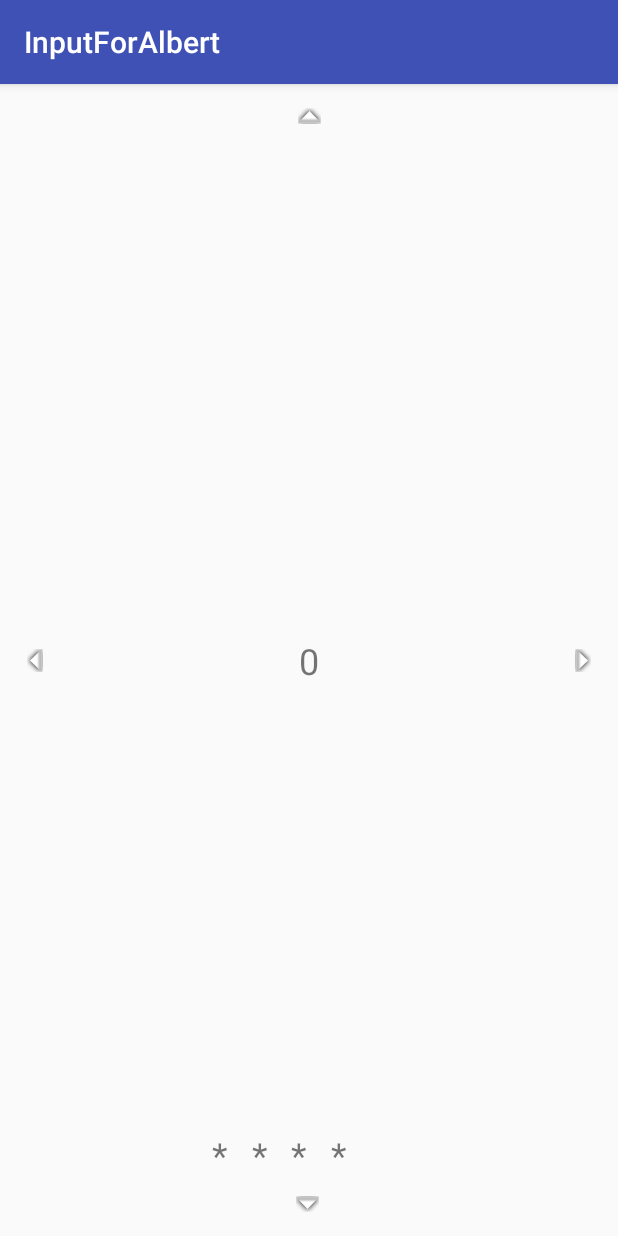
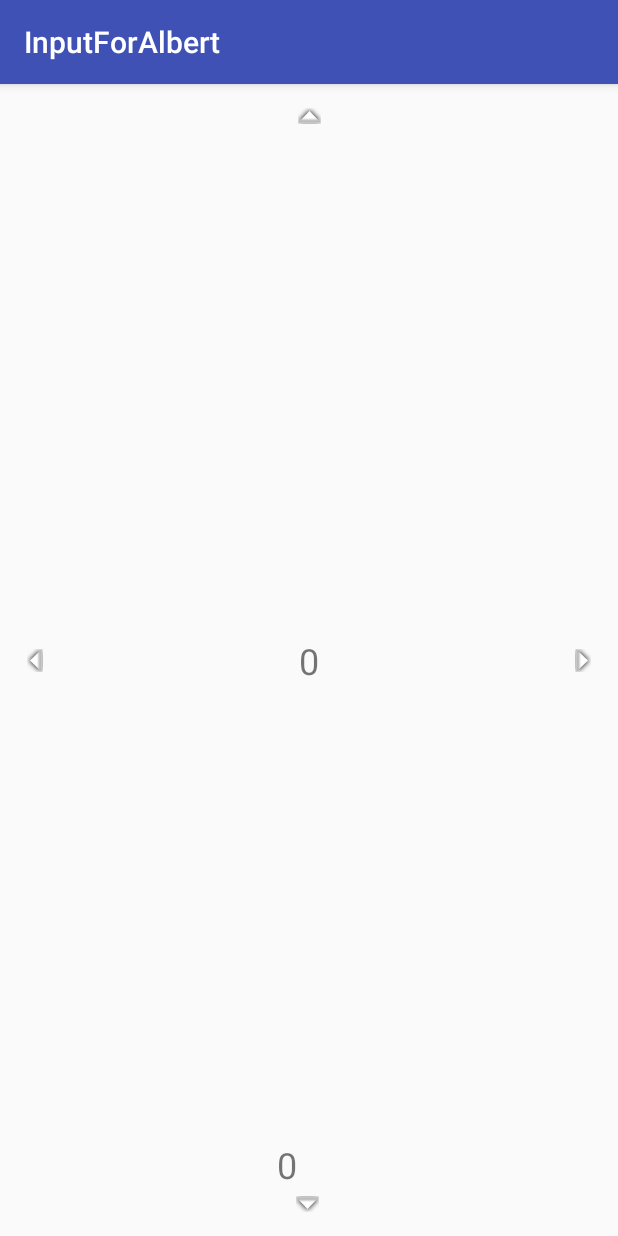
Before and after one commit to vs6063/InputForAlbert, an Android app: the screen it shows after launch (MainActivity), on a phone screen of 412 x 824 dp. Run offline under Robolectric (Android 15) with nearby library versions, the phone set to English and light mode, and no system bars.

Commit message:
organised code

```diff
--- a/app/src/main/java/com/example/inputforalbert/MainActivity.java
+++ b/app/src/main/java/com/example/inputforalbert/MainActivity.java
@@ -11,16 +11,18 @@ import java.util.ArrayList;
 
 public class MainActivity extends AppCompatActivity implements GestureDetector.OnGestureListener {
 
+    private static int maxPinSize = 12;
+
     // current digit
     private static int digit = 0;
     // last number of pointers on screen.
     private static int lastCount = 0;
     // TextView for current digit
     private TextView digitView;
+    // TextView for pin
+    private TextView pinView;
     // ArrayList for pin
-    private ArrayList<TextView> pin;
-    // Current Position of pin
-    private int currentPinPos;
+    private ArrayList<String> pin;
 
     //Initializer stuff for methods
     private GestureDetector gestureStuff;
@@ -32,15 +34,7 @@ public class MainActivity extends AppCompatActivity implements GestureDetector.O
         setContentView(R.layout.activity_main);
         digitView = (TextView) findViewById(R.id.digitView);
         this.gestureStuff = new GestureDetector(this,this);
-        pin = new ArrayList<TextView>();
-        pin.add((TextView) findViewById(R.id.digit1));
-        pin.add((TextView) findViewById(R.id.digit2));
-        pin.add((TextView) findViewById(R.id.digit3));
-        pin.add((TextView) findViewById(R.id.digit4));
-        for (int i = 0; i < 4; i++) {
-            pin.get(i).setText("*");
-        }
-        currentPinPos = 0;
+        pin = new ArrayList<String>();
         v = (Vibrator) getSystemService(this.VIBRATOR_SERVICE);
     }
 
@@ -124,17 +118,15 @@ public class MainActivity extends AppCompatActivity implements GestureDetector.O
     private void setDigit(String swipe) {
 
         if(swipe.equals("RIGHT")) {
-            if(currentPinPos == 4) return;
+            if(currentPinPos == 12) return;
             pin.get(currentPinPos).setText(String.valueOf(digit));
             digit = 0;
-            currentPinPos++;
         } else if(swipe.equals("LEFT")){
             digit = 0;
         } else if(swipe.equals("DOWN")){
             for (int i = 0; i < 4; i++) {
                 pin.get(i).setText("*");
             }
-            currentPinPos = digit = 0;
         }
         digitView.setText("0");
         v.vibrate(80);
--- a/app/src/main/res/layout/activity_main.xml
+++ b/app/src/main/res/layout/activity_main.xml
@@ -7,53 +7,17 @@
     tools:context="com.example.inputforalbert.MainActivity">
 
     <TextView
-        android:id="@+id/digit1"
-        android:layout_width="wrap_content"
-        android:layout_height="wrap_content"
+        android:id="@+id/pinView"
+        android:layout_width="215dp"
+        android:layout_height="32dp"
+        android:layout_marginBottom="32dp"
+        android:layout_marginLeft="84dp"
         android:text="@string/pin_digit"
         android:textAlignment="center"
         android:textSize="24sp"
-        tools:text="@string/pin_digit"
         app:layout_constraintBottom_toBottomOf="parent"
-        android:layout_marginBottom="38dp"
-        android:layout_marginLeft="141dp"
-        app:layout_constraintLeft_toLeftOf="parent" />
-
-    <TextView
-        android:id="@+id/digit2"
-        android:layout_width="wrap_content"
-        android:layout_height="wrap_content"
-        android:text="@string/pin_digit"
-        android:textAlignment="center"
-        android:textSize="24sp"
-        tools:text="@string/pin_digit"
-        app:layout_constraintLeft_toRightOf="@+id/digit1"
-        android:layout_marginLeft="16dp"
-        app:layout_constraintBaseline_toBaselineOf="@+id/digit1" />
-
-    <TextView
-        android:id="@+id/digit3"
-        android:layout_width="wrap_content"
-        android:layout_height="wrap_content"
-        android:text="@string/pin_digit"
-        android:textAlignment="center"
-        android:textSize="24sp"
-        tools:text="@string/pin_digit"
-        app:layout_constraintLeft_toRightOf="@+id/digit2"
-        android:layout_marginLeft="15dp"
-        app:layout_constraintBaseline_toBaselineOf="@+id/digit2" />
-
-    <TextView
-        android:id="@+id/digit4"
-        android:layout_width="wrap_content"
-        android:layout_height="wrap_content"
-        android:text="@string/pin_digit"
-        android:textAlignment="center"
-        android:textSize="24sp"
-        tools:text="@string/pin_digit"
-        app:layout_constraintLeft_toRightOf="@+id/digit3"
-        android:layout_marginLeft="16dp"
-        app:layout_constraintBaseline_toBaselineOf="@+id/digit3" />
+        app:layout_constraintLeft_toLeftOf="parent"
+        tools:text="@string/pin_digit" />
 
     <ImageView
         android:id="@+id/imageView4"
```
